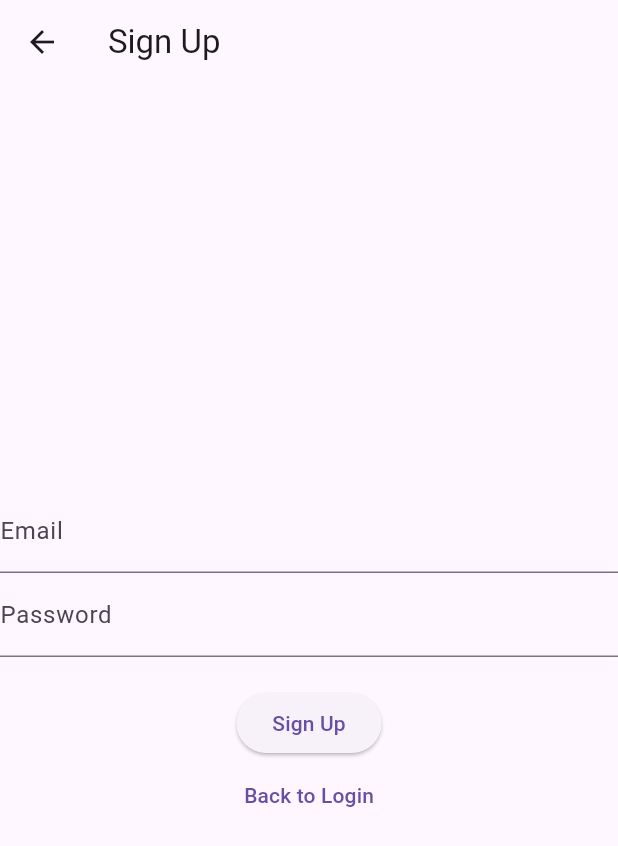
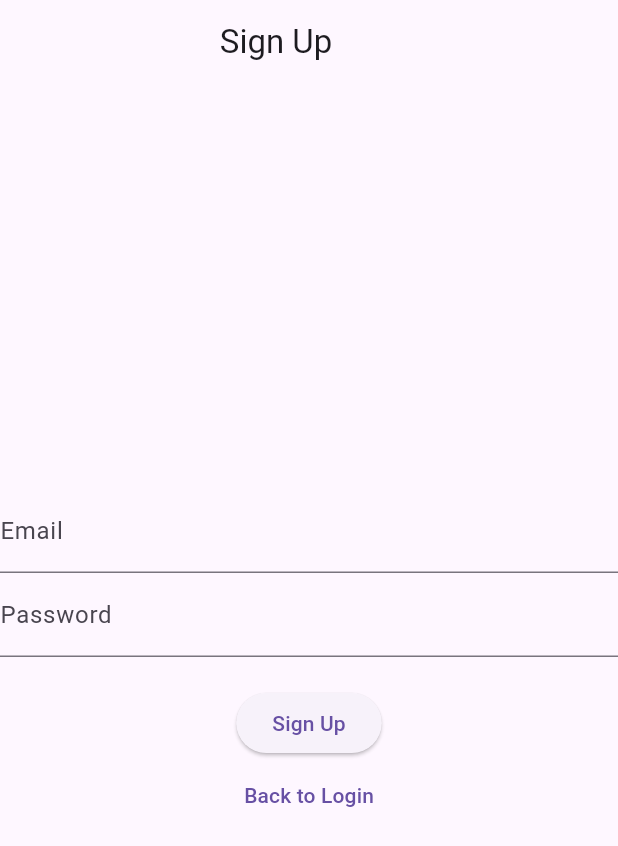
Before and after one commit to aymanerihane/UniEvents, a Flutter app: the LoginScreen screen opened directly, after a tap on "Sign Up", on a phone screen of 412 x 824 dp. Shown: the top 846 px of the screen. Run offline on Flutter 3.47's test engine with Material 3 defaults, Android fonts, the light colour scheme and no system bars; our stand-ins replace date_picker_timeline, dio, file_picker, get, hidden_drawer_menu; missing offline and left inert: open_app_file.

Commit message:
fixing logout and sign up and login (just delete the drawer from those pages)

```diff
--- a/unievents/lib/templates/registration/loginScreen.dart
+++ b/unievents/lib/templates/registration/loginScreen.dart
@@ -1,4 +1,9 @@
 import 'package:flutter/material.dart';
+import 'package:get/get.dart';
+import 'package:hidden_drawer_menu/hidden_drawer_menu.dart';
+import 'package:unievents/templates/drawer/hidden_drawer.dart';
+import 'package:unievents/templates/homePage/homePage.dart';
+import '../../main.dart';
 import 'signupScreen.dart';
 
 class LoginScreen extends StatelessWidget {
@@ -6,7 +11,13 @@ class LoginScreen extends StatelessWidget {
   Widget build(BuildContext context) {
     return Scaffold(
       appBar: AppBar(
-        title: Text('Login'),
+        leading: IconButton(
+      icon: const Icon(null),
+      onPressed: null,
+    ),
+        title: Container(
+          margin: const EdgeInsets.only(right: 100),
+          child: Center(child: Text('Login'))),
       ),
       body: Center(
         child: Column(
@@ -23,6 +34,7 @@ class LoginScreen extends StatelessWidget {
             ElevatedButton(
               onPressed: () {
                 // Implement login logic
+                Get.to(Hidden_Drawer());
               },
               child: Text('Login'),
             ),
--- a/unievents/lib/templates/registration/signupScreen.dart
+++ b/unievents/lib/templates/registration/signupScreen.dart
@@ -1,12 +1,17 @@
 import 'package:flutter/material.dart';
-
 
 class SignupScreen extends StatelessWidget {
   @override
   Widget build(BuildContext context) {
     return Scaffold(
       appBar: AppBar(
-        title: Text('Sign Up'),
+        leading: IconButton(
+          icon: const Icon(null),
+          onPressed: null,
+        ),
+        title: Container(
+            margin: const EdgeInsets.only(right: 100),
+            child: Center(child: Text('Sign Up'))),
       ),
       body: Center(
         child: Column(
--- a/unievents/pubspec.yaml
+++ b/unievents/pubspec.yaml
@@ -34,7 +34,7 @@ dependencies:
   path:
   get:
   google_fonts:
-  hidden_drawer_menu:
+  hidden_drawer_menu: ^3.0.1
   intl:
   date_picker_timeline:
   cupertino_icons: ^1.0.2
```
Also changed, not shown: unievents/lib/templates/drawer/hidden_drawer.dart (+18 -1 lines).
